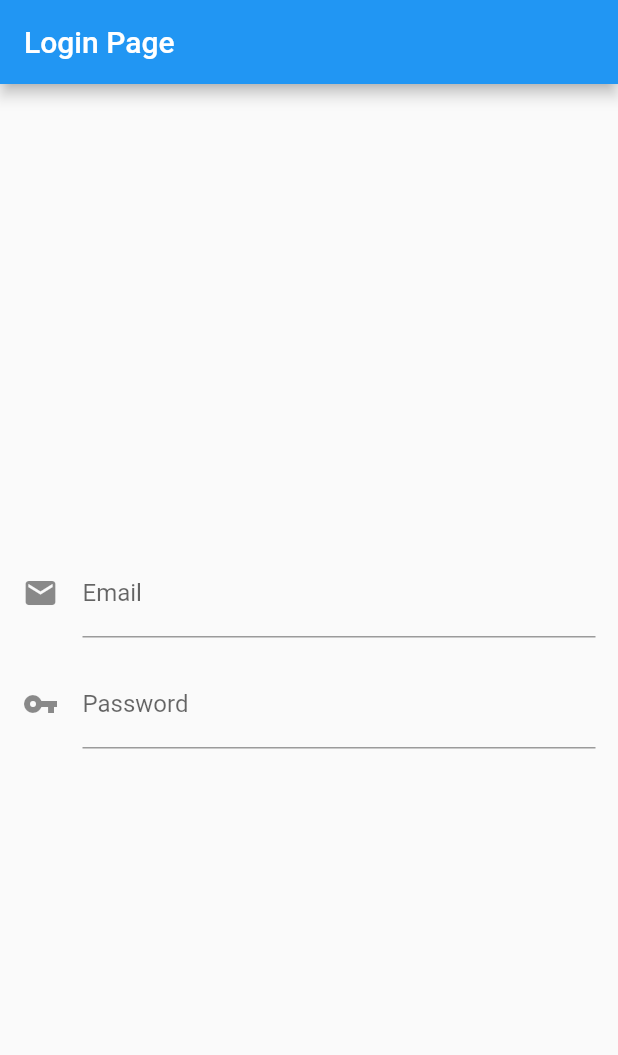
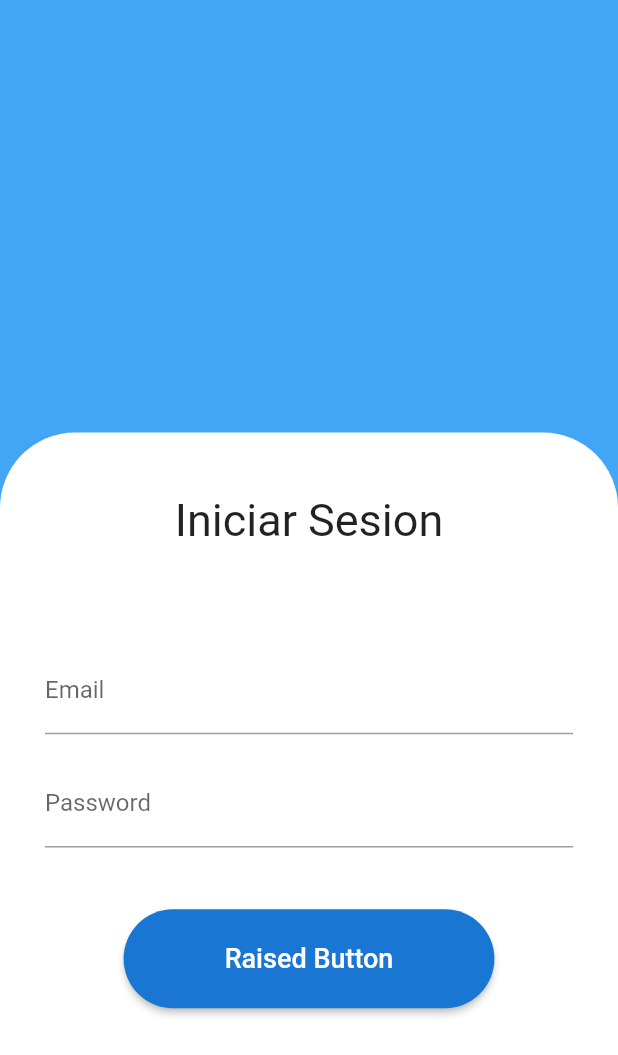
Before and after one commit to Ygsanabria8/MarketPLus, a Flutter app: the screen it shows after launch, on a phone screen of 412 x 824 dp. Shown: the top 1055 px of the screen. Run offline on Flutter 3.47's test engine with Material 2 defaults, Android fonts, the phone set to English and light mode, and no system bars.

Commit message:
Página login acorde a diseño

```diff
--- a/lib/pages/logIn.dart
+++ b/lib/pages/logIn.dart
@@ -14,33 +14,83 @@ class _LoginPageState extends State<LoginPage> {
   @override
   Widget build(BuildContext context) {
     return Scaffold(
-      appBar: AppBar(
-        title: Text('Login Page'),
+      body: Container(
+        color: Colors.blue[400],
+        child: Column(
+          children: [
+            Container(
+              height: MediaQuery.of(context).size.height * 0.35,
             ),
-      body: Container(
-        padding: EdgeInsets.all(15.0),
+            Container(
+              height: MediaQuery.of(context).size.height * 0.65,
+              width: MediaQuery.of(context).size.width,
+              padding: EdgeInsets.symmetric(horizontal: 30),
+              decoration: BoxDecoration(
+                borderRadius: BorderRadius.only(
+                  topLeft: Radius.circular(50),
+                  topRight: Radius.circular(50)
+                ),
+                color: Colors.white,
+              ),
               child: Column(
-          mainAxisAlignment: MainAxisAlignment.center,
-          children: <Widget>[
+                children: [
+                  SizedBox(
+                    height: MediaQuery.of(context).size.height * 0.05,
+                  ),
+                  Text(
+                    "Iniciar Sesion",
+                    style: TextStyle(
+                      fontSize: MediaQuery.of(context).textScaleFactor * 30
+                    ),
+                  ),
+                  SizedBox(
+                    height: MediaQuery.of(context).size.height * 0.08,
+                  ),
                   TextField(
                     controller: _emailController,
                     decoration:
-                  InputDecoration(labelText: 'Email', icon: Icon(Icons.email)),
+                      InputDecoration(labelText: 'Email'
+                    ),
                   ),
                   SizedBox(
-              height: 15.0,
+                    height: MediaQuery.of(context).size.height * 0.02,
                   ),
                   TextField(
                     controller: _passwordController,
                     decoration: InputDecoration(
-                  labelText: 'Password', icon: Icon(Icons.vpn_key)),
+                      labelText: 'Password'
+                    ),
                   ),
                   SizedBox(
-              height: 15.0,
+                    height: MediaQuery.of(context).size.height * 0.05,
                   ),
+                  Container(
+                    width: MediaQuery.of(context).size.width * 0.6,
+                    height: MediaQuery.of(context).size.height * 0.08,
+                    child: RaisedButton(
+                      shape: RoundedRectangleBorder(
+                        borderRadius: BorderRadius.all(Radius.circular(40)),
+                      ),
+                      disabledColor: Colors.amber,
+                      child: Text(
+                        "Raised Button",
+                        style: TextStyle(
+                          color: Colors.white,
+                          fontSize: MediaQuery.of(context).textScaleFactor * 18,
+                        ),
+                      ),
+                      color: Colors.blue[700],
+                      onPressed: ()  {
+                        print("Hola Raised Button");
+                      },
+                    ),
+                  )
                 ],
               ),
+            )
+          ],
         ),
+      )
     );
   }
 }
```
Lines whose indentation alone changed are shown as unchanged.
